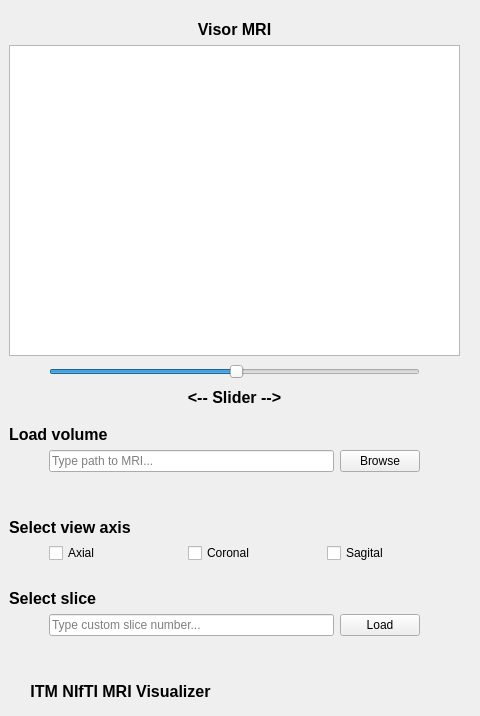
JovianPlanet/mri-visualizer, file GUI.ui: the form before one commit.
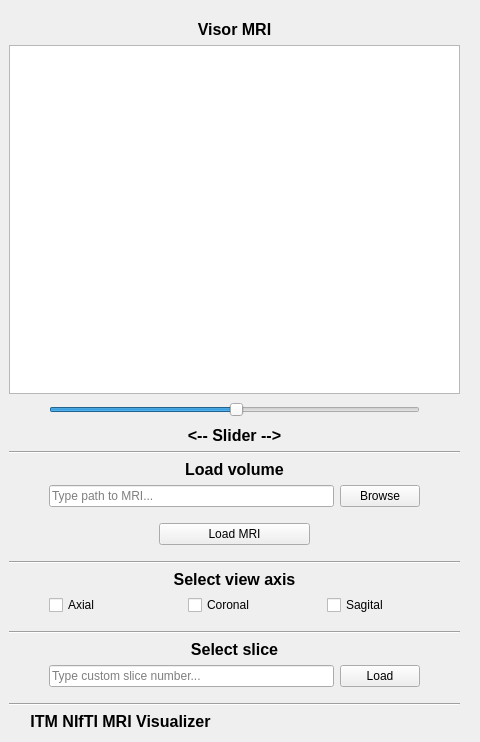
The form after the commit. Icons and pictures are not drawn.

Diff of the .ui file:
```diff
--- a/GUI.ui
+++ b/GUI.ui
@@ -7,7 +7,7 @@
     <x>0</x>
     <y>0</y>
     <width>480</width>
-    <height>716</height>
+    <height>742</height>
    </rect>
   </property>
   <property name="windowTitle">
@@ -19,7 +19,7 @@
      <x>9</x>
      <y>20</y>
      <width>451</width>
-     <height>681</height>
+     <height>711</height>
     </rect>
    </property>
    <layout class="QVBoxLayout" name="vLayout_main">
@@ -127,9 +127,16 @@
      </layout>
     </item>
     <item>
-     <layout class="QVBoxLayout" name="vLayout_load">
+     <widget class="Line" name="line">
+      <property name="orientation">
+       <enum>Qt::Horizontal</enum>
+      </property>
+     </widget>
+    </item>
+    <item>
+     <layout class="QVBoxLayout" name="vLayout_browse">
       <property name="topMargin">
-       <number>12</number>
+       <number>0</number>
       </property>
       <item>
        <widget class="QLabel" name="load_label">
@@ -143,10 +150,13 @@
         <property name="text">
          <string>Load volume</string>
         </property>
+        <property name="alignment">
+         <set>Qt::AlignCenter</set>
+        </property>
        </widget>
       </item>
       <item>
-       <layout class="QHBoxLayout" name="hLayout_load">
+       <layout class="QHBoxLayout" name="hLayout_browse">
         <property name="topMargin">
          <number>0</number>
         </property>
@@ -201,6 +211,77 @@
         </item>
        </layout>
       </item>
+      <item>
+       <spacer name="verticalSpacer">
+        <property name="orientation">
+         <enum>Qt::Vertical</enum>
+        </property>
+        <property name="sizeType">
+         <enum>QSizePolicy::Fixed</enum>
+        </property>
+        <property name="sizeHint" stdset="0">
+         <size>
+          <width>20</width>
+          <height>10</height>
+         </size>
+        </property>
+       </spacer>
+      </item>
+      <item>
+       <layout class="QHBoxLayout" name="hLayout_loadMRI">
+        <property name="topMargin">
+         <number>0</number>
+        </property>
+        <item>
+         <spacer name="hSpacer_loadMRILeft">
+          <property name="orientation">
+           <enum>Qt::Horizontal</enum>
+          </property>
+          <property name="sizeType">
+           <enum>QSizePolicy::MinimumExpanding</enum>
+          </property>
+          <property name="sizeHint" stdset="0">
+           <size>
+            <width>40</width>
+            <height>20</height>
+           </size>
+          </property>
+         </spacer>
+        </item>
+        <item>
+         <widget class="QPushButton" name="loadMRI_button">
+          <property name="sizePolicy">
+           <sizepolicy hsizetype="Expanding" vsizetype="Fixed">
+            <horstretch>0</horstretch>
+            <verstretch>0</verstretch>
+           </sizepolicy>
+          </property>
+          <property name="styleSheet">
+           <string notr="true">border-color: rgb(115, 210, 22);</string>
+          </property>
+          <property name="text">
+           <string>Load MRI</string>
+          </property>
+         </widget>
+        </item>
+        <item>
+         <spacer name="hSpacer_loadMRIRight">
+          <property name="orientation">
+           <enum>Qt::Horizontal</enum>
+          </property>
+          <property name="sizeType">
+           <enum>QSizePolicy::MinimumExpanding</enum>
+          </property>
+          <property name="sizeHint" stdset="0">
+           <size>
+            <width>40</width>
+            <height>20</height>
+           </size>
+          </property>
+         </spacer>
+        </item>
+       </layout>
+      </item>
       <item>
        <spacer name="vSpacer_load">
         <property name="orientation">
@@ -212,13 +293,23 @@
         <property name="sizeHint" stdset="0">
          <size>
           <width>20</width>
-          <height>40</height>
+          <height>10</height>
          </size>
         </property>
        </spacer>
       </item>
      </layout>
     </item>
+    <item>
+     <widget class="Line" name="line_3">
+      <property name="frameShadow">
+       <enum>QFrame::Sunken</enum>
+      </property>
+      <property name="orientation">
+       <enum>Qt::Horizontal</enum>
+      </property>
+     </widget>
+    </item>
     <item>
      <layout class="QVBoxLayout" name="vLayout_cb">
       <property name="topMargin">
@@ -242,6 +333,9 @@
         <property name="text">
          <string>Select view axis</string>
         </property>
+        <property name="alignment">
+         <set>Qt::AlignCenter</set>
+        </property>
         <property name="margin">
          <number>6</number>
         </property>
@@ -308,13 +402,23 @@
         <property name="sizeHint" stdset="0">
          <size>
           <width>20</width>
-          <height>20</height>
+          <height>10</height>
          </size>
         </property>
        </spacer>
       </item>
      </layout>
     </item>
+    <item>
+     <widget class="Line" name="line_4">
+      <property name="frameShadow">
+       <enum>QFrame::Sunken</enum>
+      </property>
+      <property name="orientation">
+       <enum>Qt::Horizontal</enum>
+      </property>
+     </widget>
+    </item>
     <item>
      <layout class="QVBoxLayout" name="vLayout_manual">
       <property name="topMargin">
@@ -332,6 +436,9 @@
         <property name="text">
          <string>Select slice</string>
         </property>
+        <property name="alignment">
+         <set>Qt::AlignCenter</set>
+        </property>
        </widget>
       </item>
       <item>
@@ -398,13 +505,20 @@
         <property name="sizeHint" stdset="0">
          <size>
           <width>20</width>
-          <height>40</height>
+          <height>10</height>
          </size>
         </property>
        </spacer>
       </item>
      </layout>
     </item>
+    <item>
+     <widget class="Line" name="line_5">
+      <property name="orientation">
+       <enum>Qt::Horizontal</enum>
+      </property>
+     </widget>
+    </item>
     <item>
      <layout class="QHBoxLayout" name="hLayout_foot">
       <property name="topMargin">
```
Left out of the diff: 4 changed lines with no effect on the pictures.
